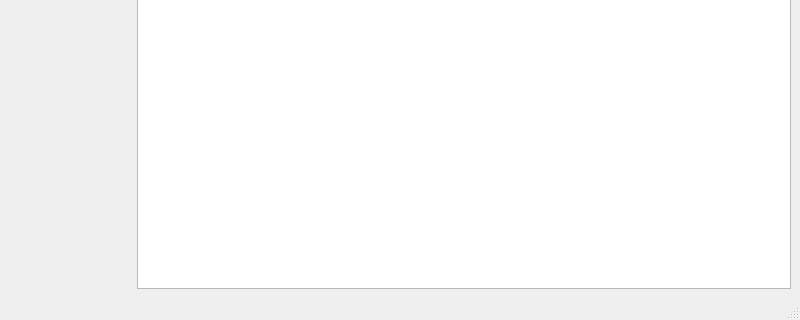
Above: Programs/MiKTeX/Console/Qt/mainwindow.ui from MiKTeX/miktex before the change; both pictures show x 0 to 800 and y 238 to 558 of the 800 by 558 pixel window. Below: the same form after it.
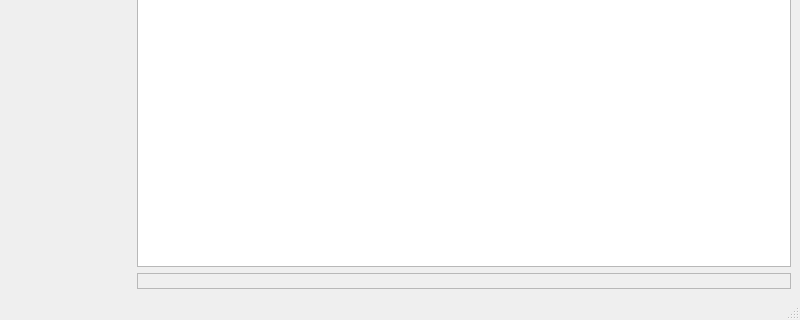
That is the form after the change. The open tabs and pages were chosen to show the change. Icons and pictures are not drawn.

Commit message: MiKTeX Console

The edit to the form file:
```diff
--- a/Programs/MiKTeX/Console/Qt/mainwindow.ui
+++ b/Programs/MiKTeX/Console/Qt/mainwindow.ui
@@ -264,6 +264,9 @@
      </widget>
     </item>
     <item>
+     <widget class="QWidget" name="widget" native="true">
+      <layout class="QVBoxLayout" name="_3">
+       <item>
      <widget class="QStackedWidget" name="pages">
       <property name="enabled">
        <bool>true</bool>
@@ -908,11 +911,39 @@
       </widget>
       <widget class="QWidget" name="packages">
        <layout class="QVBoxLayout" name="_2">
+           <property name="leftMargin">
+            <number>0</number>
+           </property>
+           <property name="topMargin">
+            <number>0</number>
+           </property>
+           <property name="rightMargin">
+            <number>0</number>
+           </property>
+           <property name="bottomMargin">
+            <number>0</number>
+           </property>
         <item>
          <widget class="QTreeView" name="tvPackages"/>
         </item>
        </layout>
       </widget>
+        </widget>
+       </item>
+       <item>
+        <widget class="QLabel" name="labelBackgroundTask">
+         <property name="frameShape">
+          <enum>QFrame::StyledPanel</enum>
+         </property>
+         <property name="frameShadow">
+          <enum>QFrame::Raised</enum>
+         </property>
+         <property name="text">
+          <string/>
+         </property>
+        </widget>
+       </item>
+      </layout>
      </widget>
     </item>
    </layout>
```
Left out of the diff: 50 changed lines with no effect on the pictures. Lines whose indentation alone changed are shown as unchanged.
